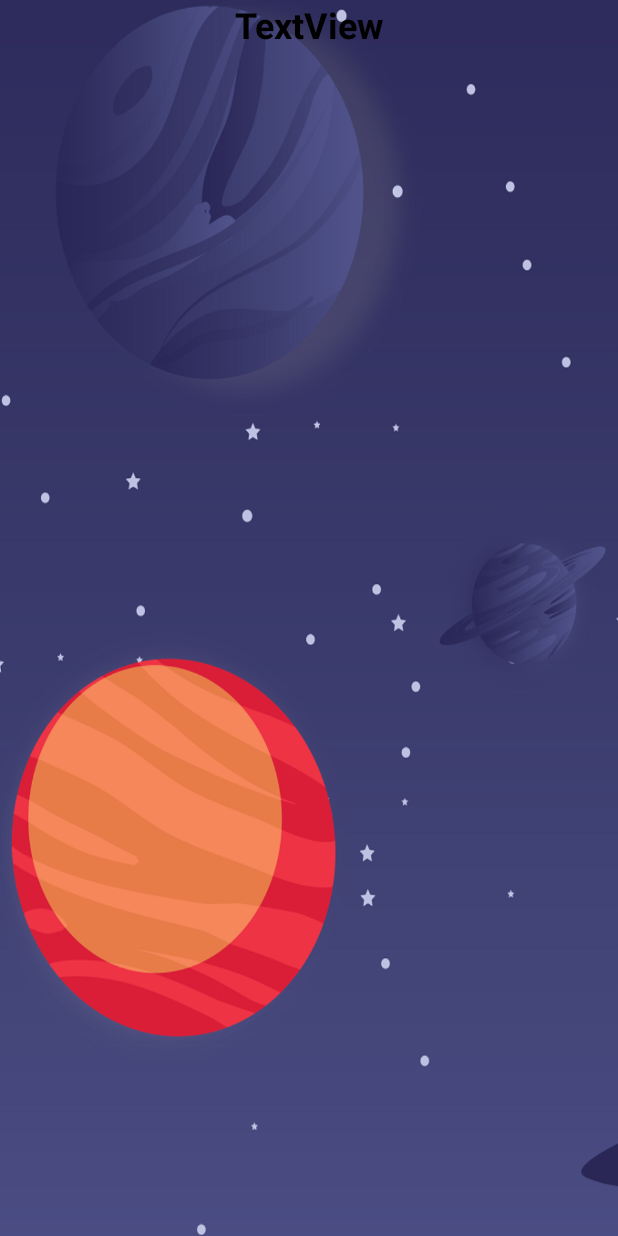
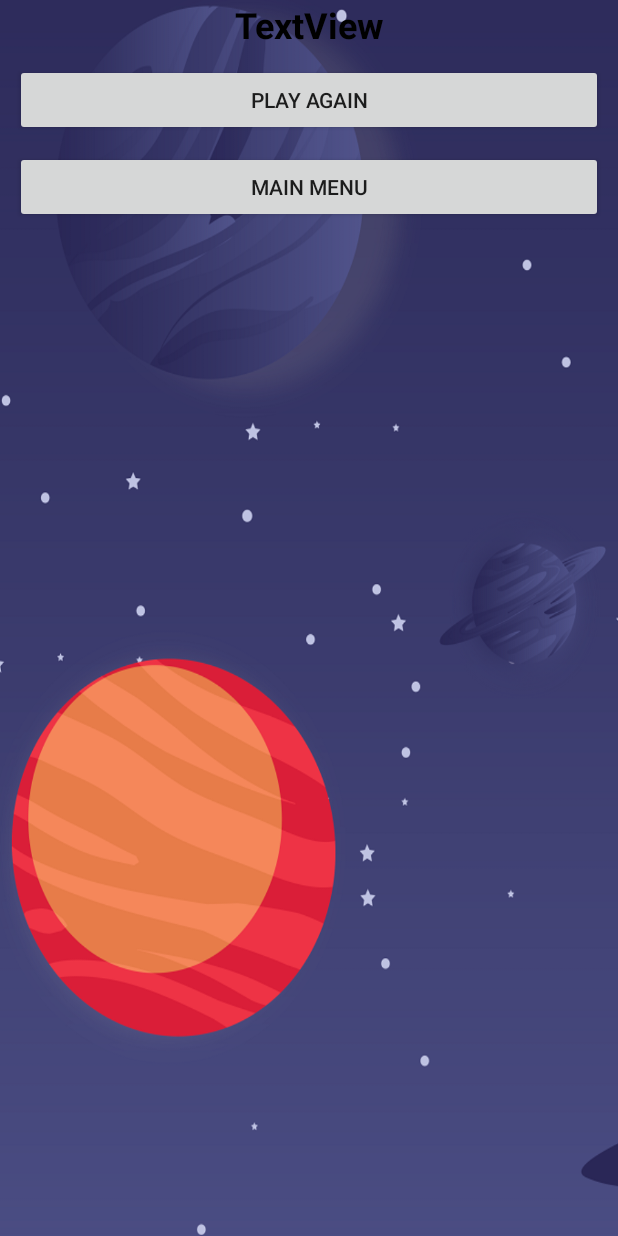
Before and after one commit to ghiedoc/Mathsteroids, an Android app: the layout activity_show_name_score.xml on its own in the app's theme, with its tools: preview values and no code run, on a phone screen of 412 x 824 dp. Run offline under Robolectric (Android 15) with nearby library versions, the phone set to English and light mode, and no system bars.

Commit message:
commit message

```diff
--- a/app/src/main/res/layout/activity_show_name_score.xml
+++ b/app/src/main/res/layout/activity_show_name_score.xml
@@ -17,4 +17,22 @@
         android:textColor="@android:color/background_dark"
         android:textSize="24sp"
         android:textStyle="bold" />
+
+    <Button
+        android:id="@+id/btnPlayAgain"
+        android:layout_width="match_parent"
+        android:layout_height="wrap_content"
+        android:layout_marginLeft="10dp"
+        android:layout_marginRight="10dp"
+        android:layout_marginTop="10dp"
+        android:text="PLay Again" />
+
+    <Button
+        android:id="@+id/btnMainMenu"
+        android:layout_width="match_parent"
+        android:layout_height="wrap_content"
+        android:layout_marginLeft="10dp"
+        android:layout_marginRight="10dp"
+        android:layout_marginTop="10dp"
+        android:text="Main menu" />
 </LinearLayout>
```
Also changed, not shown: app/src/main/java/com/appdev/kez/mathsteroids/showNameScore.java (+26 -1 lines).
